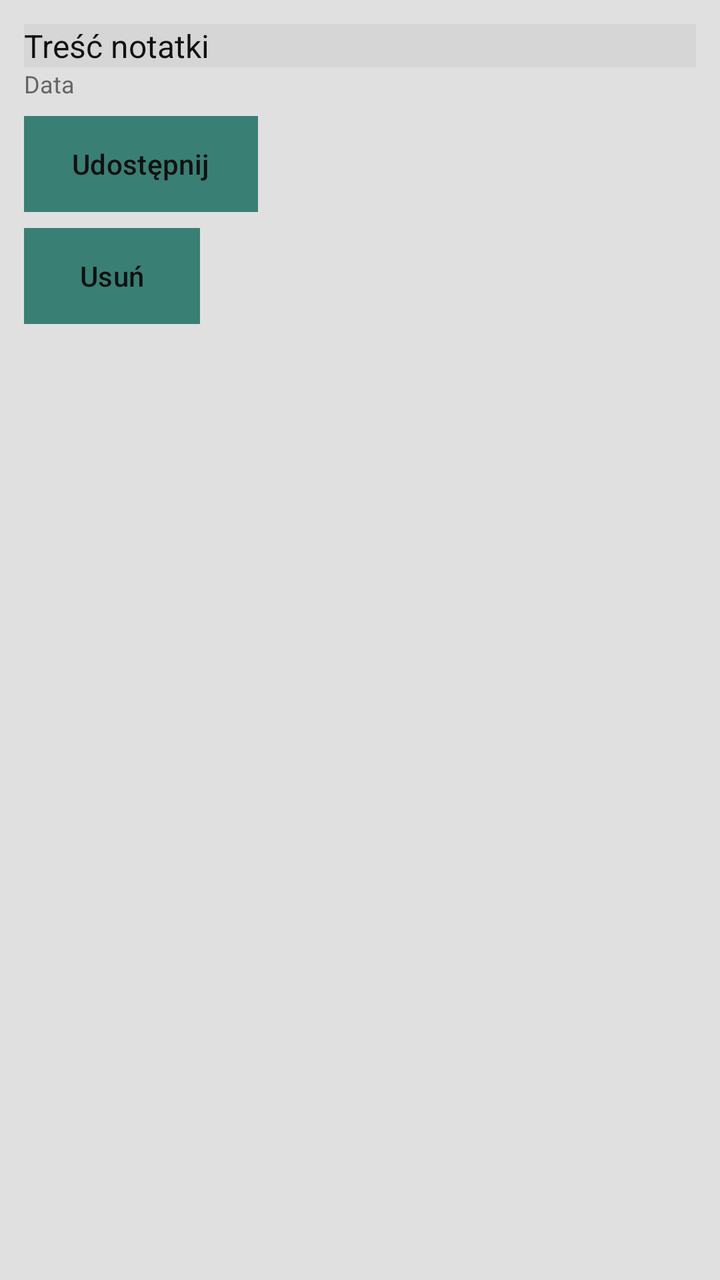
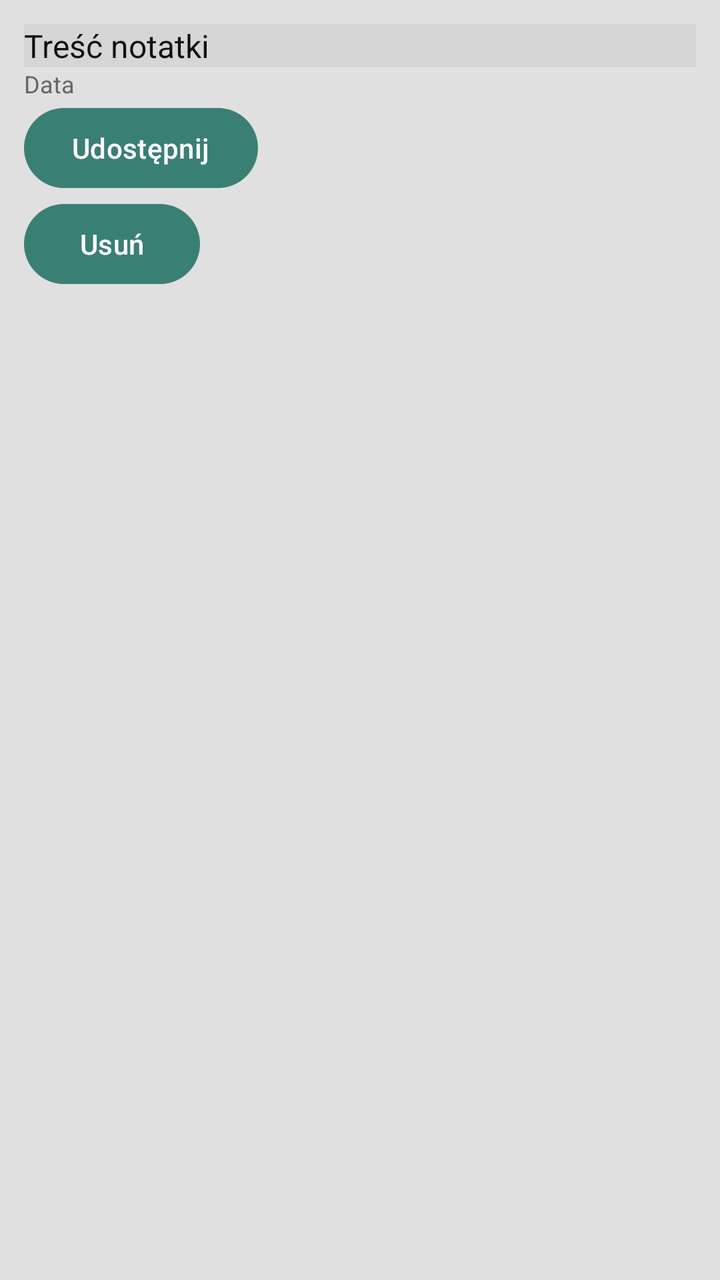

Screens rendered from an Android XML layout before and after an edit, with the pre-edit source and the edit as a unified diff.
<!-- AndroidManifest.xml: application theme Theme.GigaNotatnik -->
<!-- res/layout/item_note.xml -->
<?xml version="1.0" encoding="utf-8"?>
<LinearLayout xmlns:android="http://schemas.android.com/apk/res/android"
    android:layout_width="match_parent"
    android:layout_height="wrap_content"
    android:orientation="vertical"
    android:padding="12dp"
    android:background="?android:attr/selectableItemBackground">

    <TextView
        android:id="@+id/noteContent"
        android:layout_width="match_parent"
        android:layout_height="wrap_content"
        android:text="@string/note_content"
        android:textSize="16sp"
        android:background="?attr/colorSurface"
        android:textColor="?attr/colorOnSurface" />

    <TextView
        android:id="@+id/noteTimestamp"
        android:layout_width="match_parent"
        android:layout_height="wrap_content"
        android:text="@string/note_date"
        android:textSize="12sp"
        android:textColor="#666666" />

    <Button
        android:id="@+id/btnShareNote"
        android:layout_width="wrap_content"
        android:layout_height="wrap_content"
        android:text="@string/share_note"
        android:background="?attr/colorSurface"
        android:textColor="?attr/colorOnSurface"
        android:layout_marginTop="8dp" />

    <Button
        android:id="@+id/btnDeleteNote"
        android:layout_width="wrap_content"
        android:layout_height="wrap_content"
        android:text="@string/delete_note"
        android:background="?attr/colorSurface"
        android:textColor="?attr/colorOnSurface"
        android:layout_marginTop="8dp" />

</LinearLayout>
<!-- resources referenced by this layout -->
<resources>
  <string name="delete_note">Usuń</string>
  <string name="note_content">Treść notatki</string>
  <string name="note_date">Data</string>
  <string name="share_note">Udostępnij</string>
  <style name="Theme.GigaNotatnik" parent="Theme.Material3.Light.NoActionBar">
          <item name="android:windowBackground">@color/background_light</item>
          <item name="colorPrimary">@color/primary_light</item>
          <item name="colorSecondary">@color/primary_teal_light</item>
          <item name="colorOnPrimary">@color/text_on_button_light</item>
          <item name="colorSurface">@color/surface_light</item>
          <item name="colorOnSurface">@color/text_primary_light</item>
      </style>
  <color name="background_light">#E0E0E0</color>
  <color name="primary_light">#3A7F74</color>
  <color name="primary_teal_light">#2F6F63</color>
  <color name="text_on_button_light">#FFFFFF</color>
  <color name="surface_light">#D6D6D6</color>
  <color name="text_primary_light">#111111</color>
</resources>

<!-- the commit's change to res/layout/item_note.xml (unified diff, before → after) -->
@@ -27,18 +27,12 @@
         android:id="@+id/btnShareNote"
         android:layout_width="wrap_content"
         android:layout_height="wrap_content"
-        android:text="@string/share_note"
-        android:background="?attr/colorSurface"
-        android:textColor="?attr/colorOnSurface"
-        android:layout_marginTop="8dp" />
+        android:text="@string/share_note" />
 
     <Button
         android:id="@+id/btnDeleteNote"
         android:layout_width="wrap_content"
         android:layout_height="wrap_content"
-        android:text="@string/delete_note"
-        android:background="?attr/colorSurface"
-        android:textColor="?attr/colorOnSurface"
-        android:layout_marginTop="8dp" />
+        android:text="@string/delete_note" />
 
 </LinearLayout>
